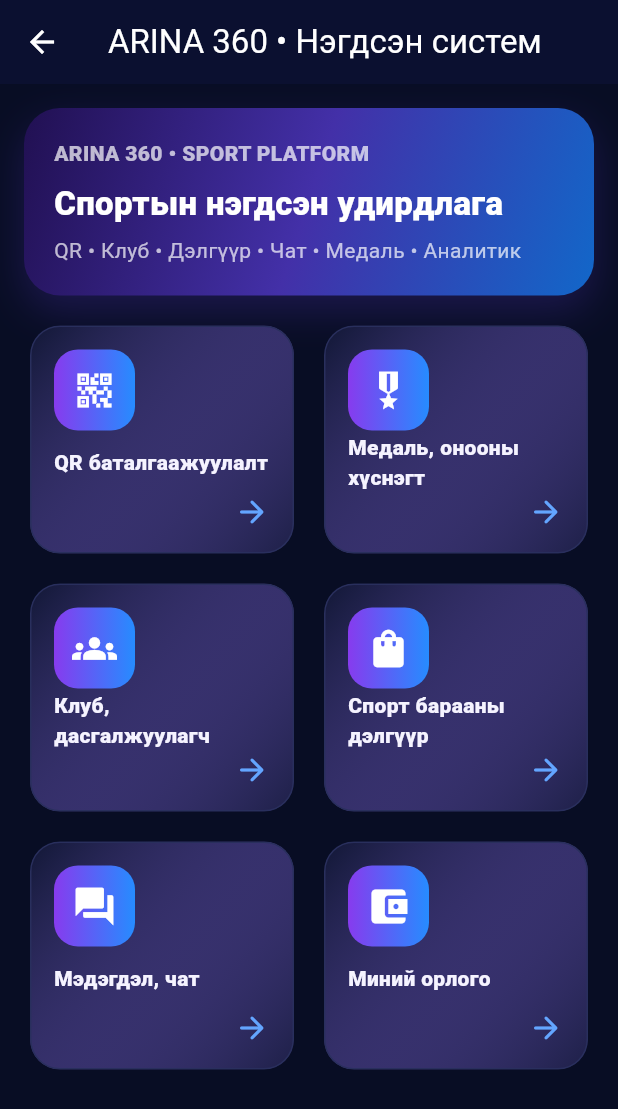
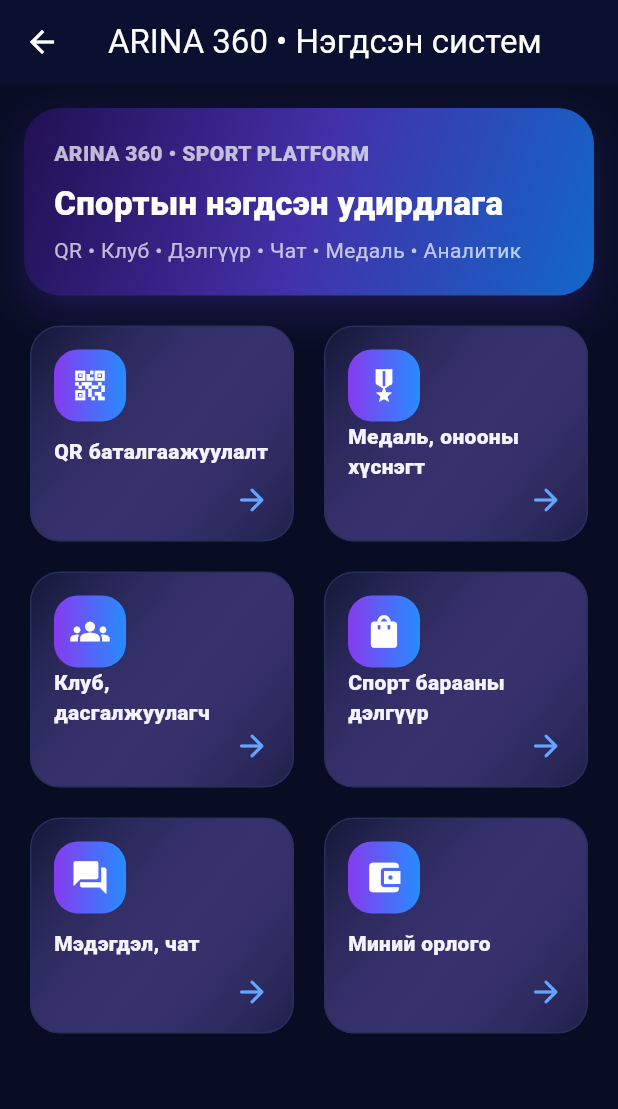
Before and after one commit to garidod70-del/Arina360, a Flutter app: the EcosystemHubPage screen opened directly, on a phone screen of 412 x 824 dp. Shown: the top 1109 px of the screen. Run offline on Flutter 3.47's test engine with Material 3 defaults, Android fonts, the phone set to English and light mode, and no system bars; our stand-ins replace flutter_secure_storage, open_filex, package_info_plus, permission_handler, qr_flutter, shared_preferences; missing offline and left inert: mobile_scanner; accounts and stored records are empty.

Commit message:
fix: prevent ecosystem tiles overflowing on compact Android screens

```diff
--- a/apps/mobile/lib/features/ecosystem/ecosystem_hub_page.dart
+++ b/apps/mobile/lib/features/ecosystem/ecosystem_hub_page.dart
@@ -43,7 +43,7 @@ class EcosystemHubPage extends StatelessWidget {
           shrinkWrap: true,
           physics: const NeverScrollableScrollPhysics(),
           itemCount: items.length,
-          gridDelegate: const SliverGridDelegateWithFixedCrossAxisCount(crossAxisCount: 2, crossAxisSpacing: 12, mainAxisSpacing: 12, childAspectRatio: 1.15),
+          gridDelegate: const SliverGridDelegateWithFixedCrossAxisCount(crossAxisCount: 2, crossAxisSpacing: 12, mainAxisSpacing: 12, mainAxisExtent: 152),
           itemBuilder: (context, index) {
             final item = items[index];
             return Card(clipBehavior: Clip.antiAlias, child: InkWell(
@@ -58,7 +58,7 @@ class EcosystemHubPage extends StatelessWidget {
                 crossAxisAlignment: CrossAxisAlignment.start,
                 mainAxisAlignment: MainAxisAlignment.spaceBetween,
                 children: [
-                  Container(width: 54, height: 54, decoration: BoxDecoration(gradient: const LinearGradient(colors: [Color(0xFF873BEE), Color(0xFF268CFF)]), borderRadius: BorderRadius.circular(16)), child: Icon(item.icon, size: 30, color: Colors.white)),
+                  Container(width: 48, height: 48, decoration: BoxDecoration(gradient: const LinearGradient(colors: [Color(0xFF873BEE), Color(0xFF268CFF)]), borderRadius: BorderRadius.circular(16)), child: Icon(item.icon, size: 26, color: Colors.white)),
                   Text(item.title, style: const TextStyle(fontWeight: FontWeight.w900)),
                   Align(alignment: Alignment.centerRight, child: Icon(Icons.arrow_forward_rounded, color: Theme.of(context).colorScheme.secondary)),
                 ],
```
